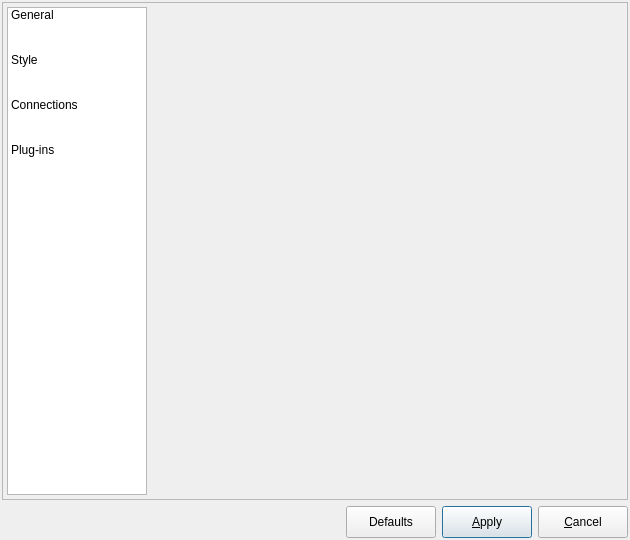
Above: libpgmodeler_ui/ui/configurationform.ui from pgmodeler/pgmodeler before the change. Below: the same form after it.
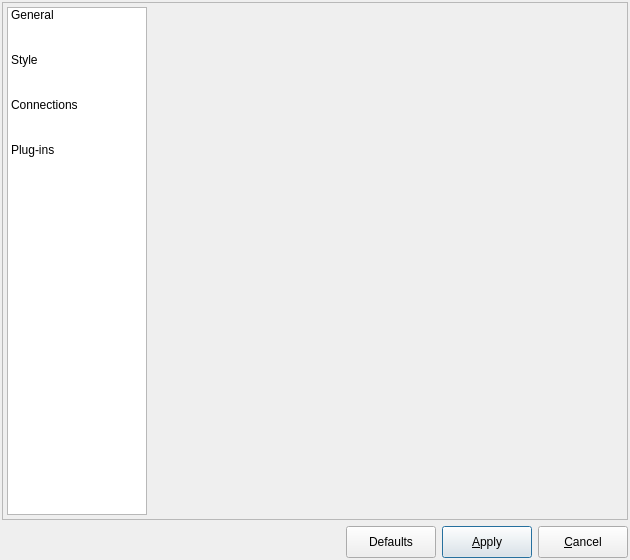
That is the form after the change. Icons and pictures are not drawn.

Diff of the .ui file:
```diff
--- a/libpgmodeler_ui/ui/configurationform.ui
+++ b/libpgmodeler_ui/ui/configurationform.ui
@@ -10,7 +10,7 @@
     <x>0</x>
     <y>0</y>
     <width>630</width>
-    <height>540</height>
+    <height>560</height>
    </rect>
   </property>
   <property name="sizePolicy">
@@ -22,7 +22,7 @@
   <property name="minimumSize">
    <size>
     <width>630</width>
-    <height>540</height>
+    <height>560</height>
    </size>
   </property>
   <property name="windowTitle">
```
